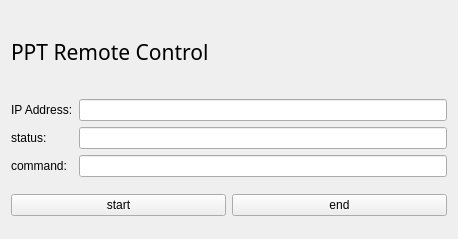
Qt form PPTCtrlSrcQt/MyTcpServer/MyTcpServer.ui (JiakunYan/pptCtrl) before a commit.
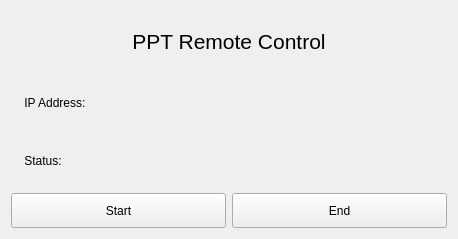
The same form after that commit. Icons and pictures are not drawn.

```diff
--- a/PPTCtrlSrcQt/MyTcpServer/MyTcpServer.ui
+++ b/PPTCtrlSrcQt/MyTcpServer/MyTcpServer.ui
@@ -10,9 +10,21 @@
     <height>239</height>
    </rect>
   </property>
+  <property name="sizePolicy">
+   <sizepolicy hsizetype="Preferred" vsizetype="Ignored">
+    <horstretch>0</horstretch>
+    <verstretch>0</verstretch>
+   </sizepolicy>
+  </property>
   <property name="windowTitle">
    <string>MyTcpServer</string>
   </property>
+  <property name="autoFillBackground">
+   <bool>false</bool>
+  </property>
+  <property name="styleSheet">
+   <string notr="true">#MyTcpServerClass{ border-image: url(:/QtGuiApplication1/Resources/background.jpg)}</string>
+  </property>
   <widget class="QWidget" name="centralWidget">
    <layout class="QGridLayout" name="gridLayout">
     <item row="0" column="0" colspan="2">
@@ -25,66 +37,141 @@
       </property>
       <property name="font">
        <font>
-        <family>黑体</family>
+        <family>Arial</family>
         <pointsize>16</pointsize>
        </font>
       </property>
+      <property name="styleSheet">
+       <string notr="true">color:rgb(0， 0， 0)</string>
+      </property>
       <property name="text">
        <string>PPT Remote Control</string>
       </property>
+      <property name="alignment">
+       <set>Qt::AlignCenter</set>
+      </property>
      </widget>
     </item>
-    <item row="1" column="0">
-     <layout class="QVBoxLayout" name="verticalLayout_3">
-      <item>
-       <widget class="QLabel" name="label_3">
-        <property name="text">
-         <string>IP Address:</string>
-        </property>
-       </widget>
-      </item>
-      <item>
-       <widget class="QLabel" name="label_2">
-        <property name="text">
-         <string>status:</string>
-        </property>
-       </widget>
-      </item>
-      <item>
-       <widget class="QLabel" name="label">
-        <property name="text">
-         <string>command:</string>
-        </property>
-       </widget>
-      </item>
-     </layout>
-    </item>
-    <item row="1" column="1">
-     <layout class="QVBoxLayout" name="verticalLayout_4">
-      <item>
-       <widget class="QLineEdit" name="ipLine"/>
-      </item>
-      <item>
-       <widget class="QLineEdit" name="statusLine"/>
-      </item>
-      <item>
-       <widget class="QLineEdit" name="cmdLine"/>
-      </item>
-     </layout>
-    </item>
     <item row="2" column="0" colspan="2">
      <layout class="QHBoxLayout" name="horizontalLayout">
       <item>
        <widget class="QPushButton" name="startBtn">
+        <property name="enabled">
+         <bool>true</bool>
+        </property>
+        <property name="sizePolicy">
+         <sizepolicy hsizetype="Minimum" vsizetype="Fixed">
+          <horstretch>0</horstretch>
+          <verstretch>0</verstretch>
+         </sizepolicy>
+        </property>
+        <property name="minimumSize">
+         <size>
+          <width>0</width>
+          <height>35</height>
+         </size>
+        </property>
+        <property name="font">
+         <font>
+          <family>Arial</family>
+         </font>
+        </property>
+        <property name="styleSheet">
+         <string notr="true">color:rgb(0， 0， 0)</string>
+        </property>
         <property name="text">
-         <string>start</string>
+         <string>Start</string>
         </property>
        </widget>
       </item>
       <item>
        <widget class="QPushButton" name="endBtn">
+        <property name="minimumSize">
+         <size>
+          <width>0</width>
+          <height>35</height>
+         </size>
+        </property>
+        <property name="font">
+         <font>
+          <family>Arial</family>
+         </font>
+        </property>
+        <property name="styleSheet">
+         <string notr="true">color:rgb(0， 0， 0)</string>
+        </property>
         <property name="text">
-         <string>end</string>
+         <string>End</string>
+        </property>
+       </widget>
+      </item>
+     </layout>
+    </item>
+    <item row="1" column="1">
+     <layout class="QVBoxLayout" name="verticalLayout_4">
+      <item>
+       <widget class="QLabel" name="ipLine">
+        <property name="styleSheet">
+         <string notr="true">color:rgb(0， 0， 0)</string>
+        </property>
+        <property name="text">
+         <string/>
+        </property>
+        <property name="alignment">
+         <set>Qt::AlignLeading|Qt::AlignLeft|Qt::AlignVCenter</set>
+        </property>
+       </widget>
+      </item>
+      <item>
+       <widget class="QLabel" name="statusLine">
+        <property name="styleSheet">
+         <string notr="true">color:rgb(0， 0， 0)</string>
+        </property>
+        <property name="text">
+         <string/>
+        </property>
+        <property name="alignment">
+         <set>Qt::AlignLeading|Qt::AlignLeft|Qt::AlignVCenter</set>
+        </property>
+       </widget>
+      </item>
+     </layout>
+    </item>
+    <item row="1" column="0">
+     <layout class="QVBoxLayout" name="verticalLayout_3">
+      <item>
+       <widget class="QLabel" name="label_3">
+        <property name="font">
+         <font>
+          <family>Arial</family>
+         </font>
+        </property>
+        <property name="styleSheet">
+         <string notr="true">color:rgb(0， 0， 0)</string>
+        </property>
+        <property name="text">
+         <string>    IP Address:</string>
+        </property>
+        <property name="alignment">
+         <set>Qt::AlignLeading|Qt::AlignLeft|Qt::AlignVCenter</set>
+        </property>
+       </widget>
+      </item>
+      <item>
+       <widget class="QLabel" name="label_2">
+        <property name="font">
+         <font>
+          <family>Arial</family>
+         </font>
+        </property>
+        <property name="styleSheet">
+         <string notr="true">color:rgb(0， 0， 0)</string>
+        </property>
+        <property name="text">
+         <string>    Status:</string>
+        </property>
+        <property name="alignment">
+         <set>Qt::AlignLeading|Qt::AlignLeft|Qt::AlignVCenter</set>
         </property>
        </widget>
       </item>
```
